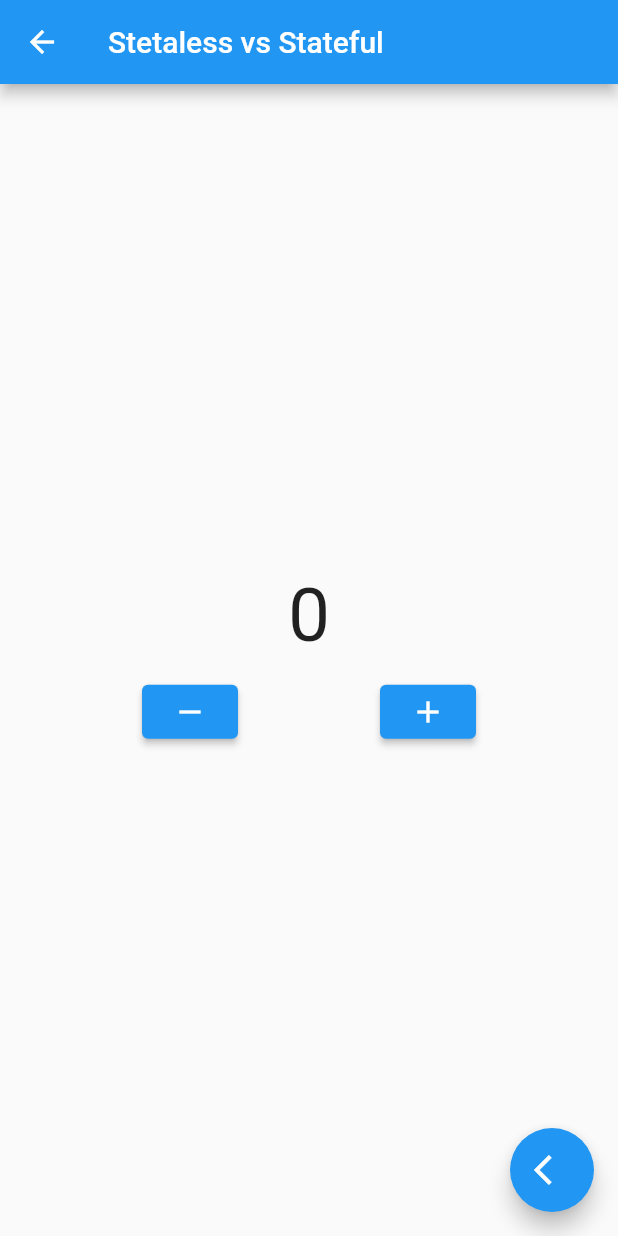
After one commit to minhthoai190892/flutter_2_15_tutorial, a Flutter app: the StatelessStateful screen opened by its route, after a tap on the "remove" icon, after a tap on the "add" icon, on a phone screen of 412 x 824 dp. The commit adds this screen. Run offline on Flutter 3.47's test engine with Material 2 defaults, Android fonts, the phone set to English and light mode, and no system bars.

Commit message:
stateless_stateful

```diff
--- a/lib/main.dart
+++ b/lib/main.dart
@@ -3,6 +3,7 @@ import 'package:flutter_2_15/pages/example_basic.dart';
 import 'package:flutter_2_15/pages/extract_widget.dart';
 import 'package:flutter_2_15/pages/home_pages.dart';
 import 'package:flutter_2_15/pages/mapping_collections.dart';
+import 'package:flutter_2_15/pages/stateless_stateful.dart';
 import 'package:flutter_2_15/pages/visible_invisible_widget.dart';
 import 'package:flutter_2_15/pages/widget_dasar_page.dart';
 import 'package:flutter_2_15/pages/wiget_builder.dart';
@@ -24,9 +25,10 @@ class MyApp extends StatelessWidget {
         VisibleInvisibleWidgetPage.routeName: (context) =>
             const VisibleInvisibleWidgetPage(),
         ExtractWidget.nameRoute: (context) => const ExtractWidget(),
-        MappingCollection.nameRoute:(context)=> MappingCollection(),
-        WidgetBuilderr.nameRoute:(context)=>  const WidgetBuilderr(),
-        ExampleBasic.nameRoute:(context)=> const ExampleBasic(),
+        MappingCollection.nameRoute: (context) => MappingCollection(),
+        WidgetBuilderr.nameRoute: (context) => const WidgetBuilderr(),
+        ExampleBasic.nameRoute: (context) => const ExampleBasic(),
+        StatelessStateful.nameRoute: (context) =>  StatelessStateful()
       },
     );
   }
--- a/lib/pages/home_pages.dart
+++ b/lib/pages/home_pages.dart
@@ -76,24 +76,24 @@ class HomePage extends StatelessWidget {
               ),
               ListTile(
                 onTap: () {
-                  Navigator.pushReplacementNamed(
-                      context, '/widgetbuilder');
+                  Navigator.pushReplacementNamed(context, '/widgetbuilder');
                 },
                 leading: const Icon(Icons.home),
                 title: const Text("Widget Builder"),
               ),
               ListTile(
-              onTap: () {
-                  Navigator.pushReplacementNamed(
-                      context, '/example');
+                onTap: () {
+                  Navigator.pushReplacementNamed(context, '/example');
                 },
                 leading: const Icon(Icons.home),
                 title: const Text("Example"),
               ),
               ListTile(
-                onTap: () {},
+                onTap: () {
+                  Navigator.pushReplacementNamed(context, '/statelessStateful');
+                },
                 leading: const Icon(Icons.home),
-                title: const Text("Home"),
+                title: const Text("Stateless & Stateful"),
               ),
               ListTile(
                 onTap: () {},
--- /dev/null
+++ b/lib/pages/stateless_stateful.dart
@@ -0,0 +1,63 @@
+import 'package:flutter/material.dart';
+import 'package:flutter_2_15/widgets/floating_action_button.dart';
+
+class StatelessStateful extends StatefulWidget {
+  StatelessStateful({Key? key}) : super(key: key);
+  static const nameRoute = '/statelessStateful';
+
+  @override
+  State<StatelessStateful> createState() => _StatelessStatefulState();
+}
+
+class _StatelessStatefulState extends State<StatelessStateful> {
+  int i = 0;
+
+  @override
+  Widget build(BuildContext context) {
+    return Scaffold(
+      appBar: AppBar(
+        title: const Text("Stetaless vs Stateful"),
+      ),
+      body: Center(
+        child: Column(
+          mainAxisAlignment: MainAxisAlignment.center,
+          children: [
+            Text(
+              "${i}",
+              style: TextStyle(fontSize: 50),
+            ),
+            const SizedBox(
+              height: 10,
+            ),
+            Row(
+              mainAxisAlignment: MainAxisAlignment.spaceEvenly,
+              children: [
+                ElevatedButton(
+                  onPressed: () {
+                    i--;
+                    print(i);
+                    setState(() {
+
+                    });
+                  },
+                  child: const Icon(Icons.remove),
+                ),
+                ElevatedButton(
+                  onPressed: () {
+                    i++;
+                    print(i);
+                    setState(() {
+
+                    });
+                  },
+                  child: const Icon(Icons.add),
+                ),
+              ],
+            )
+          ],
+        ),
+      ),
+      floatingActionButton: const floatingActionButton(),
+    );
+  }
+}
```
